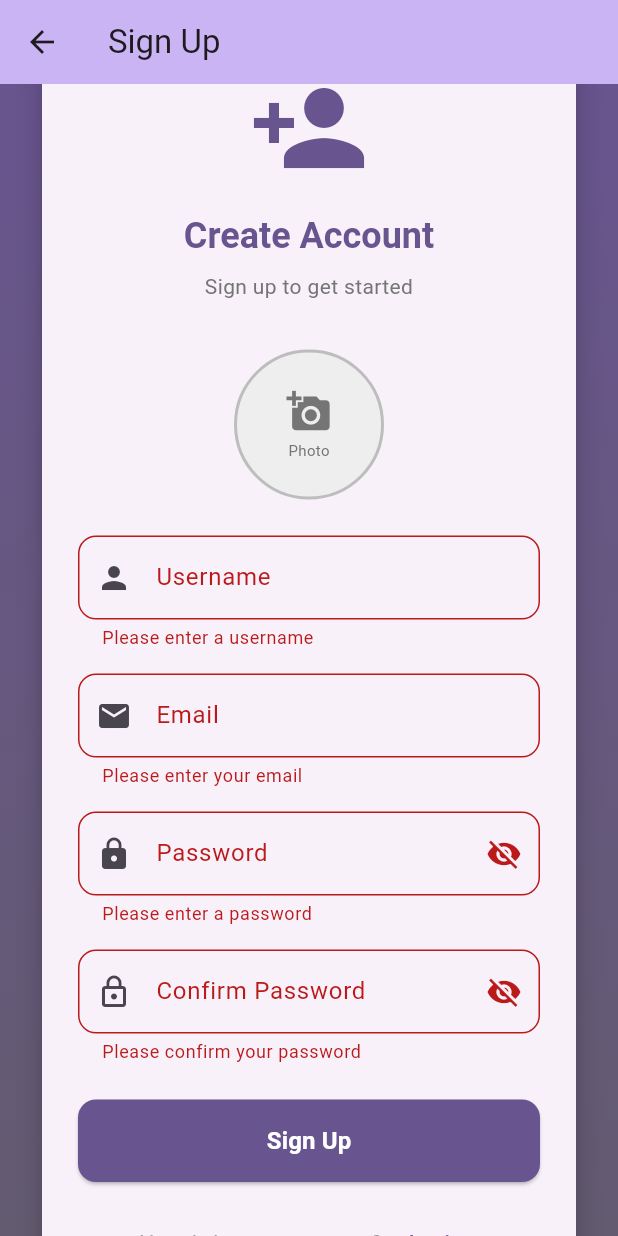
After one commit to phamngocpho/flutter-midterm, a Flutter app: the SignUpPage screen opened directly, scrolled down 63 dp, after a tap on "Sign Up", on a phone screen of 412 x 824 dp. The commit adds this screen. Run offline on Flutter 3.47's test engine with Material 3 defaults, Android fonts, the phone set to English and light mode, and no system bars; our stand-ins replace dartz, equatable, flutter_bloc, flutter_dotenv, get_it, image_picker; missing offline and left inert: mongo_dart; statements that could not run were skipped.

Commit message:
Add sign-up functionality with image upload and validation checks

```diff
--- a/lib/features/user_management/presentation/pages/login_page.dart
+++ b/lib/features/user_management/presentation/pages/login_page.dart
@@ -2,6 +2,7 @@ import 'package:flutter/material.dart';
 import 'package:flutter_bloc/flutter_bloc.dart';
 import '../bloc/user_bloc.dart';
 import 'user_list_page.dart';
+import 'signup_page.dart';
 
 class LoginPage extends StatefulWidget {
   const LoginPage({super.key});
@@ -263,6 +264,29 @@ class _LoginPageState extends State<LoginPage> {
                         ),
                         const SizedBox(height: 16),
 
+                        // Sign Up Link
+                        Row(
+                          mainAxisAlignment: MainAxisAlignment.center,
+                          children: [
+                            const Text(
+                              'Don\'t have an account? ',
+                              style: TextStyle(color: Colors.grey),
+                            ),
+                            TextButton(
+                              onPressed: () {
+                                Navigator.push(
+                                  context,
+                                  MaterialPageRoute(
+                                    builder: (context) => const SignUpPage(),
+                                  ),
+                                );
+                              },
+                              child: const Text('Sign Up'),
+                            ),
+                          ],
+                        ),
+                        const SizedBox(height: 8),
+
                         // Skip Login Button (for testing)
                         TextButton(
                           onPressed: () {
--- /dev/null
+++ b/lib/features/user_management/presentation/pages/signup_page.dart
@@ -0,0 +1,494 @@
+import 'dart:io';
+import 'package:flutter/foundation.dart' show kIsWeb;
+import 'package:flutter/material.dart';
+import 'package:flutter_bloc/flutter_bloc.dart';
+import 'package:image_picker/image_picker.dart';
+import '../../domain/entities/user.dart';
+import '../bloc/user_bloc.dart';
+import '../../../../core/utils/cloudinary_uploader.dart';
+import 'login_page.dart';
+
+class SignUpPage extends StatefulWidget {
+  const SignUpPage({super.key});
+
+  @override
+  State<SignUpPage> createState() => _SignUpPageState();
+}
+
+class _SignUpPageState extends State<SignUpPage> {
+  final _formKey = GlobalKey<FormState>();
+  final _usernameController = TextEditingController();
+  final _emailController = TextEditingController();
+  final _passwordController = TextEditingController();
+  final _confirmPasswordController = TextEditingController();
+  final _imagePicker = ImagePicker();
+
+  String? _selectedImagePath;
+  bool _isPasswordVisible = false;
+  bool _isConfirmPasswordVisible = false;
+  bool _isLoading = false;
+
+  @override
+  void dispose() {
+    _usernameController.dispose();
+    _emailController.dispose();
+    _passwordController.dispose();
+    _confirmPasswordController.dispose();
+    super.dispose();
+  }
+
+  Future<void> _pickImage() async {
+    try {
+      final XFile? image = await _imagePicker.pickImage(
+        source: ImageSource.gallery,
+        maxWidth: 800,
+        maxHeight: 800,
+      );
+
+      if (image != null) {
+        setState(() {
+          _selectedImagePath = image.path;
+        });
+      }
+    } catch (e) {
+      if (mounted) {
+        ScaffoldMessenger.of(context).showSnackBar(
+          SnackBar(content: Text('Error picking image: $e')),
+        );
+      }
+    }
+  }
+
+  Future<bool> _checkUsernameExists(String username) async {
+    try {
+      context.read<UserBloc>().add(LoadUsersEvent());
+      await Future.delayed(const Duration(milliseconds: 500));
+
+      if (!mounted) return false;
+      final state = context.read<UserBloc>().state;
+
+      if (state is UsersLoaded) {
+        return state.users.any((u) => u.username.toLowerCase() == username.toLowerCase());
+      }
+    } catch (e) {
+      // Ignore error, assume doesn't exist
+    }
+    return false;
+  }
+
+  Future<bool> _checkEmailExists(String email) async {
+    try {
+      context.read<UserBloc>().add(LoadUsersEvent());
+      await Future.delayed(const Duration(milliseconds: 500));
+
+      if (!mounted) return false;
+      final state = context.read<UserBloc>().state;
+
+      if (state is UsersLoaded) {
+        return state.users.any((u) => u.email.toLowerCase() == email.toLowerCase());
+      }
+    } catch (e) {
+      // Ignore error, assume doesn't exist
+    }
+    return false;
+  }
+
+  Future<void> _signUp() async {
+    if (_formKey.currentState!.validate()) {
+      setState(() {
+        _isLoading = true;
+      });
+
+      final username = _usernameController.text.trim();
+      final email = _emailController.text.trim();
+
+      // Check if username already exists
+      final usernameExists = await _checkUsernameExists(username);
+      if (usernameExists) {
+        setState(() {
+          _isLoading = false;
+        });
+        if (mounted) {
+          ScaffoldMessenger.of(context).showSnackBar(
+            const SnackBar(
+              content: Text('Username already exists'),
+              backgroundColor: Colors.red,
+              duration: Duration(seconds: 3),
+            ),
+          );
+        }
+        return;
+      }
+
+      // Check if email already exists
+      final emailExists = await _checkEmailExists(email);
+      if (emailExists) {
+        setState(() {
+          _isLoading = false;
+        });
+        if (mounted) {
+          ScaffoldMessenger.of(context).showSnackBar(
+            const SnackBar(
+              content: Text('Email already exists'),
+              backgroundColor: Colors.red,
+              duration: Duration(seconds: 3),
+            ),
+          );
+        }
+        return;
+      }
+
+      // Upload image to Cloudinary if selected
+      String? finalImageUrl = _selectedImagePath;
+      if (_selectedImagePath != null && !_selectedImagePath!.startsWith('http') && !kIsWeb) {
+        try {
+          finalImageUrl = await CloudinaryUploader.uploadImage(filePath: _selectedImagePath!);
+        } catch (e) {
+          if (mounted) {
+            ScaffoldMessenger.of(context).showSnackBar(
+              SnackBar(content: Text('Image upload failed: $e')),
+            );
+          }
+          setState(() {
+            _isLoading = false;
+          });
+          return;
+        }
+      }
+
+      // Create user
+      final user = User(
+        username: username,
+        email: email,
+        password: _passwordController.text,
+        imageUrl: finalImageUrl,
+      );
+
+      context.read<UserBloc>().add(CreateUserEvent(user));
+
+      // Wait for user creation
+      await Future.delayed(const Duration(milliseconds: 500));
+
+      if (!mounted) return;
+
+      setState(() {
+        _isLoading = false;
+      });
+
+      // Show success message and navigate to login
+      if (mounted) {
+        ScaffoldMessenger.of(context).showSnackBar(
+          const SnackBar(
+            content: Text('Account created successfully! Please login'),
+            backgroundColor: Colors.green,
+            duration: Duration(seconds: 2),
+          ),
+        );
+
+        Navigator.pushReplacement(
+          context,
+          MaterialPageRoute(builder: (context) => const LoginPage()),
+        );
+      }
+    }
+  }
+
+  @override
+  Widget build(BuildContext context) {
+    return Scaffold(
+      appBar: AppBar(
+        title: const Text('Sign Up'),
+        backgroundColor: Theme.of(context).colorScheme.inversePrimary,
+      ),
+      body: Container(
+        decoration: BoxDecoration(
+          gradient: LinearGradient(
+            begin: Alignment.topCenter,
+            end: Alignment.bottomCenter,
+            colors: [
+              Theme.of(context).colorScheme.primary,
+              Theme.of(context).colorScheme.secondary,
+            ],
+          ),
+        ),
+        child: SafeArea(
+          child: Center(
+            child: SingleChildScrollView(
+              padding: const EdgeInsets.all(24),
+              child: Card(
+                elevation: 8,
+                shape: RoundedRectangleBorder(
+                  borderRadius: BorderRadius.circular(16),
+                ),
+                child: Padding(
+                  padding: const EdgeInsets.all(24),
+                  child: Form(
+                    key: _formKey,
+                    child: Column(
+                      mainAxisSize: MainAxisSize.min,
+                      crossAxisAlignment: CrossAxisAlignment.stretch,
+                      children: [
+                        // Icon
+                        Icon(
+                          Icons.person_add,
+                          size: 80,
+                          color: Theme.of(context).colorScheme.primary,
+                        ),
+                        const SizedBox(height: 16),
+                        Text(
+                          'Create Account',
+                          textAlign: TextAlign.center,
+                          style: Theme.of(context).textTheme.headlineSmall?.copyWith(
+                                fontWeight: FontWeight.bold,
+                                color: Theme.of(context).colorScheme.primary,
+                              ),
+                        ),
+                        const SizedBox(height: 8),
+                        Text(
+                          'Sign up to get started',
+                          textAlign: TextAlign.center,
+                          style: Theme.of(context).textTheme.bodyMedium?.copyWith(
+                                color: Colors.grey[600],
+                              ),
+                        ),
+                        const SizedBox(height: 32),
+
+                        // Image Picker
+                        Center(
+                          child: GestureDetector(
+                            onTap: _pickImage,
+                            child: Container(
+                              width: 100,
+                              height: 100,
+                              decoration: BoxDecoration(
+                                color: Colors.grey[200],
+                                shape: BoxShape.circle,
+                                border: Border.all(color: Colors.grey[400]!, width: 2),
+                              ),
+                              child: _selectedImagePath != null
+                                  ? ClipOval(
+                                      child: _buildImage(),
+                                    )
+                                  : Column(
+                                      mainAxisAlignment: MainAxisAlignment.center,
+                                      children: [
+                                        Icon(Icons.add_a_photo, size: 30, color: Colors.grey[600]),
+                                        const SizedBox(height: 4),
+                                        Text(
+                                          'Photo',
+                                          style: TextStyle(fontSize: 10, color: Colors.grey[600]),
+                                        ),
+                                      ],
+                                    ),
+                            ),
+                          ),
+                        ),
+                        const SizedBox(height: 24),
+
+                        // Username Field
+                        TextFormField(
+                          controller: _usernameController,
+                          decoration: InputDecoration(
+                            labelText: 'Username',
+                            border: OutlineInputBorder(
+                              borderRadius: BorderRadius.circular(12),
+                            ),
+                            prefixIcon: const Icon(Icons.person),
+                          ),
+                          validator: (value) {
+                            if (value == null || value.trim().isEmpty) {
+                              return 'Please enter a username';
+                            }
+                            if (value.trim().length < 3) {
+                              return 'Username must be at least 3 characters';
+                            }
+                            return null;
+                          },
+                        ),
+                        const SizedBox(height: 16),
+
+                        // Email Field
+                        TextFormField(
+                          controller: _emailController,
+                          keyboardType: TextInputType.emailAddress,
+                          decoration: InputDecoration(
+                            labelText: 'Email',
+                            border: OutlineInputBorder(
+                              borderRadius: BorderRadius.circular(12),
+                            ),
+                            prefixIcon: const Icon(Icons.email),
+                          ),
+                          validator: (value) {
+                            if (value == null || value.trim().isEmpty) {
+                              return 'Please enter your email';
+                            }
+                            final emailRegex = RegExp(r'^[\w-\.]+@([\w-]+\.)+[\w-]{2,4}$');
+                            if (!emailRegex.hasMatch(value.trim())) {
+                              return 'Please enter a valid email';
+                            }
+                            return null;
+                          },
+                        ),
+                        const SizedBox(height: 16),
+
+                        // Password Field
+                        TextFormField(
+                          controller: _passwordController,
+                          obscureText: !_isPasswordVisible,
+                          decoration: InputDecoration(
+                            labelText: 'Password',
+                            border: OutlineInputBorder(
+                              borderRadius: BorderRadius.circular(12),
+                            ),
+                            prefixIcon: const Icon(Icons.lock),
+                            suffixIcon: IconButton(
+                              icon: Icon(
+                                _isPasswordVisible
+                                    ? Icons.visibility
+                                    : Icons.visibility_off,
+                              ),
+                              onPressed: () {
+                                setState(() {
+                                  _isPasswordVisible = !_isPasswordVisible;
+                                });
+                              },
+                            ),
+                          ),
+                          validator: (value) {
+                            if (value == null || value.isEmpty) {
+                              return 'Please enter a password';
+                            }
+                            if (value.length < 6) {
+                              return 'Password must be at least 6 characters';
+                            }
+                            return null;
+                          },
+                        ),
+                        const SizedBox(height: 16),
+
+                        // Confirm Password Field
+                        TextFormField(
+                          controller: _confirmPasswordController,
+                          obscureText: !_isConfirmPasswordVisible,
+                          decoration: InputDecoration(
+                            labelText: 'Confirm Password',
+                            border: OutlineInputBorder(
+                              borderRadius: BorderRadius.circular(12),
+                            ),
+                            prefixIcon: const Icon(Icons.lock_outline),
+                            suffixIcon: IconButton(
+                              icon: Icon(
+                                _isConfirmPasswordVisible
+                                    ? Icons.visibility
+                                    : Icons.visibility_off,
+                              ),
+                              onPressed: () {
+                                setState(() {
+                                  _isConfirmPasswordVisible = !_isConfirmPasswordVisible;
+                                });
+                              },
+                            ),
+                          ),
+                          validator: (value) {
+                            if (value == null || value.isEmpty) {
+                              return 'Please confirm your password';
+                            }
+                            if (value != _passwordController.text) {
+                              return 'Passwords do not match';
+                            }
+                            return null;
+                          },
+                        ),
+                        const SizedBox(height: 24),
+
+                        // Sign Up Button
+                        ElevatedButton(
+                          onPressed: _isLoading ? null : _signUp,
+                          style: ElevatedButton.styleFrom(
+                            padding: const EdgeInsets.symmetric(vertical: 16),
+                            backgroundColor: Theme.of(context).colorScheme.primary,
+                            foregroundColor: Colors.white,
+                            shape: RoundedRectangleBorder(
+                              borderRadius: BorderRadius.circular(12),
+                            ),
+                          ),
+                          child: _isLoading
+                              ? const SizedBox(
+                                  height: 20,
+                                  width: 20,
+                                  child: CircularProgressIndicator(
+                                    strokeWidth: 2,
+                                    valueColor: AlwaysStoppedAnimation<Color>(Colors.white),
+                                  ),
+                                )
+                              : const Text(
+                                  'Sign Up',
+                                  style: TextStyle(
+                                    fontSize: 16,
+                                    fontWeight: FontWeight.bold,
+                                  ),
+                                ),
+                        ),
+                        const SizedBox(height: 16),
+
+                        // Login Link
+                        Row(
+                          mainAxisAlignment: MainAxisAlignment.center,
+                          children: [
+                            const Text(
+                              'Already have an account? ',
+                              style: TextStyle(color: Colors.grey),
+                            ),
+                            TextButton(
+                              onPressed: () {
+                                Navigator.pushReplacement(
+                                  context,
+                                  MaterialPageRoute(
+                                    builder: (context) => const LoginPage(),
+                                  ),
+                                );
+                              },
+                              child: const Text('Login'),
+                            ),
+                          ],
+                        ),
+                      ],
+                    ),
+                  ),
+                ),
+              ),
+            ),
+          ),
+        ),
+      ),
+    );
+  }
+
+  Widget _buildImage() {
+    if (_selectedImagePath == null) {
+      return const SizedBox();
+    }
+
+    if (kIsWeb || _selectedImagePath!.startsWith('http')) {
+      return Image.network(
+        _selectedImagePath!,
+        fit: BoxFit.cover,
+        width: 100,
+        height: 100,
+        errorBuilder: (context, error, stackTrace) {
+          return Icon(Icons.error, size: 40, color: Colors.red);
+        },
+      );
+    }
+
+    return Image.file(
+      File(_selectedImagePath!),
+      fit: BoxFit.cover,
+      width: 100,
+      height: 100,
+      errorBuilder: (context, error, stackTrace) {
+        return Icon(Icons.error, size: 40, color: Colors.red);
+      },
+    );
+  }
+}
```
